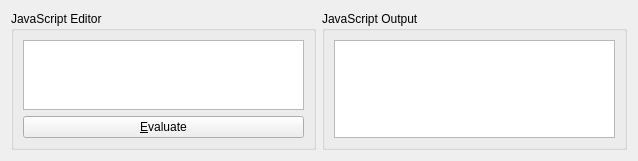
Before: the Qt Designer form examples/uml/duse-mt/src/plugins/javascriptconsole/javascriptconsole.ui in qt/qtmodeling, drawn with Qt 5.
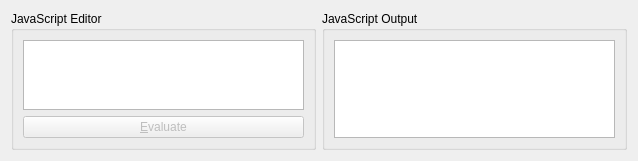
After: the same form once the commit is applied.

```diff
--- a/examples/uml/duse-mt/src/plugins/javascriptconsole/javascriptconsole.ui
+++ b/examples/uml/duse-mt/src/plugins/javascriptconsole/javascriptconsole.ui
@@ -25,6 +25,9 @@
       </item>
       <item row="1" column="0">
        <widget class="QPushButton" name="psbJSEvaluate">
+        <property name="enabled">
+         <bool>false</bool>
+        </property>
         <property name="text">
          <string>&amp;Evaluate</string>
         </property>
```
Left out of the diff: 3 changed lines with no effect on the pictures.
